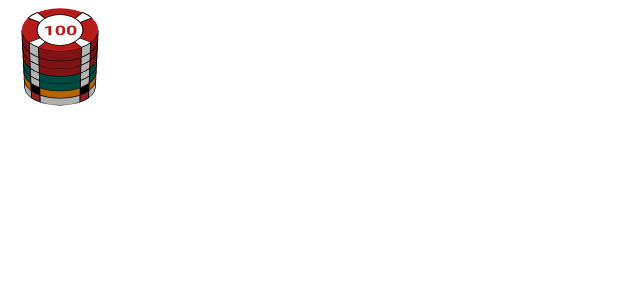
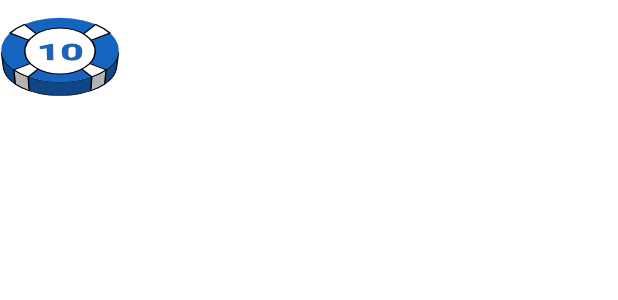
Before and after one commit to AlexeyZhulanov/Poker, an Android app built with Jetpack Compose: the @Preview function TestPerspectiveChips, on a phone screen of 412 x 824 dp. Shown: the top 300 px of the screen. Run offline under Robolectric (Android 15) with nearby library versions, the phone set to English and light mode, and no system bars; Roboto replaces fonts that are not available here.

Commit message:
chips full works

```diff
--- a/app/src/main/java/com/example/poker/ui/game/PerspectiveChip.kt
+++ b/app/src/main/java/com/example/poker/ui/game/PerspectiveChip.kt
@@ -174,7 +174,7 @@ fun PerspectiveChipStack(
             .size(chipSize)
             .graphicsLayer {
                 rotationX = -50f // Более сильный наклон для лучшего вида стопки
-                cameraDistance = 8 * density
+                cameraDistance = 5 * density
             }
     ) {
         Canvas(modifier = Modifier.fillMaxSize()) {
@@ -277,19 +277,70 @@ fun PerspectiveChipStack(
                             chip.value >= 1000 -> "${chip.value / 1000}K"
                             else -> chip.value.toString()
                         }
-                        val textStyle = TextStyle(color = chip.baseColor, fontSize = 20.sp, fontWeight = FontWeight.Bold)
+                        val fontSize = if(chip.value < 100) (chipSize / 3).toSp() else (chipSize / 4).toSp()
+                        val textStyle = TextStyle(
+                            color = chip.baseColor, // Основной цвет (например, белый)
+                            fontSize = fontSize,
+                            fontWeight = FontWeight.Bold
+                        )
                         val textLayoutResult = textMeasurer.measure(AnnotatedString(textToDraw), style = textStyle)
-                        drawText(
-                            textLayoutResult = textLayoutResult,
-                            topLeft = Offset(
-                                x = center.x - textLayoutResult.size.width / 2,
-                                y = topOvalRect.center.y - textLayoutResult.size.height / 2
+
+                        // Центр для трансформаций и позиционирования
+                        val textCenter = Offset(center.x, topOvalRect.center.y)
+                        val textTopLeft = Offset(
+                            x = textCenter.x - textLayoutResult.size.width / 2,
+                            y = textCenter.y - textLayoutResult.size.height / 2
+                        )
+                        // Смещение для тени
+                        val shadowOffset = Offset(0.5.dp.toPx(), 0.5.dp.toPx())
+
+                        // Применяем трансформацию сжатия ко всему, что рисуется внутри
+                        withTransform({
+                            scale(scaleX = 1f, scaleY = 0.85f, pivot = textCenter)
+                        }) {
+                            // Сначала рисуем тень
+                            drawText(
+                                textLayoutResult = textLayoutResult,
+                                color = Color.Black.copy(alpha = 0.6f),
+                                topLeft = textTopLeft + shadowOffset
                             )
-                        )
+                            // Затем основной текст
+                            drawText(
+                                textLayoutResult = textLayoutResult,
+                                color = chip.baseColor,
+                                topLeft = textTopLeft
+                            )
+                        }
                     }
                 }
             }
         }
+//        val textToDraw = when {
+//            chips.first().value >= 1000 -> "${chips.first().value / 1000}K"
+//            else -> chips.first().value.toString()
+//        }
+//        Text(
+//            text = textToDraw,
+//            color = chips.first().baseColor,
+//            fontSize = 14.sp,
+//            fontWeight = FontWeight.Bold,
+//            style = TextStyle(
+//                shadow = Shadow(
+//                    Color.Black.copy(alpha = 0.6f),
+//                    offset = Offset(1f, 1f),
+//                    blurRadius = 2f
+//                )
+//            ),
+//            modifier = Modifier
+//                .graphicsLayer {
+//                    // Применяем тот же наклон, что и к фишке, чтобы они лежали в одной плоскости
+//                    rotationX = -50f
+//                    cameraDistance = 5 * density
+//
+//                    // Можно немного сжать по вертикали для усиления эффекта
+//                    scaleY = 0.9f
+//                }.offset(0.dp, (-47).dp).align(Alignment.Center)
+//        )
     }
 }
 
@@ -304,7 +355,7 @@ fun PerspectiveChipStack(
 @Composable
 @Preview
 fun TestPerspectiveChips() {
-    val chipsForBet = calculateChipStack(356)
+    val chipsForBet = calculateChipStack(10)
     PerspectiveChipStack(
         chips = chipsForBet
     )
```
Also changed, not shown: app/src/main/java/com/example/poker/ui/game/GameScreen.kt (+24 -33 lines).
